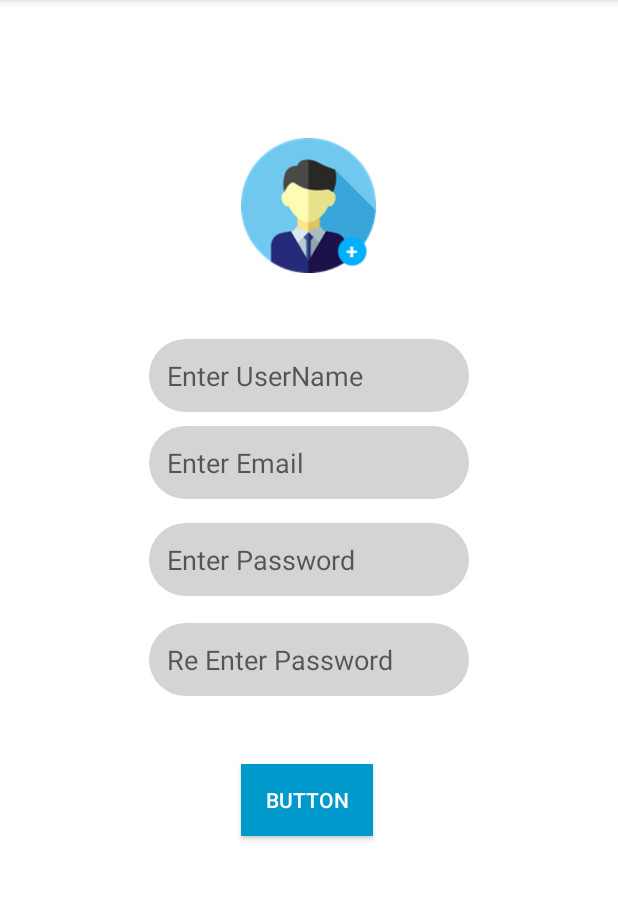
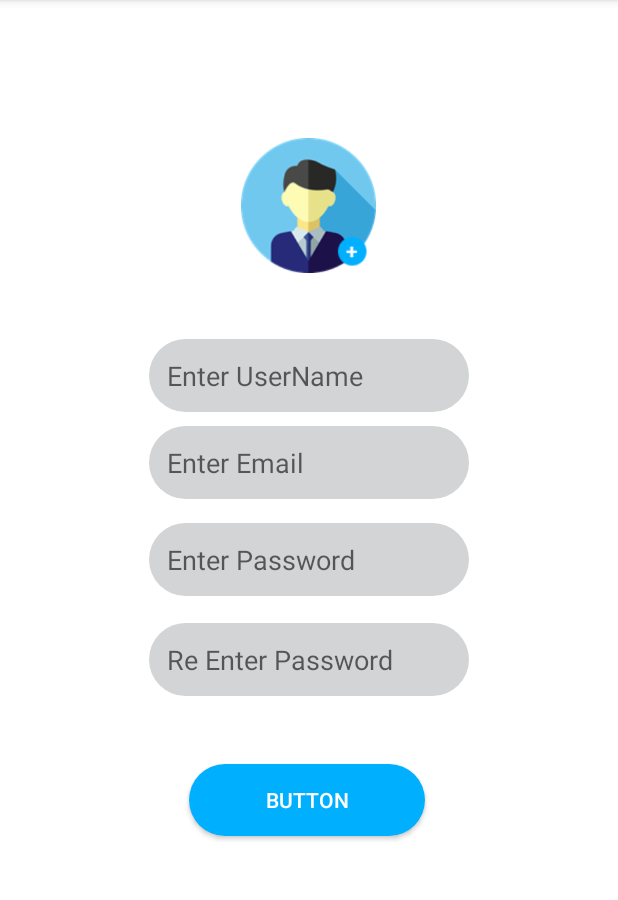
Before and after one commit to ruwanliyanage123/food-delivery-app, an Android app: the screen it shows after launch (RegisterActivity), on a phone screen of 412 x 824 dp, the part 84-984 px from its top. Run offline under Robolectric (Android 15) with nearby library versions, the phone set to English and light mode, and no system bars.

Commit message:
add reg_btn_style.xml and minor modifications of the registration form

```diff
--- /dev/null
+++ b/app/src/main/res/drawable/reg_btn_style.xml
@@ -0,0 +1,6 @@
+<?xml version="1.0" encoding="utf-8"?>
+<shape xmlns:android="http://schemas.android.com/apk/res/android">
+    <solid android:color="#00b0ff" />
+    <corners android:radius="32dp" />
+    <padding android:left="12dp" android:bottom="12dp" android:top="12dp" android:right="12dp" />
+</shape>
--- a/app/src/main/res/layout/activity_register.xml
+++ b/app/src/main/res/layout/activity_register.xml
@@ -42,7 +42,7 @@
         android:ems="10"
         android:hint="Enter UserName"
         android:inputType="textPersonName"
-        android:textColor="@color/colorPrimaryDark"
+        android:textColor="@color/colorPrimary"
         app:layout_constraintEnd_toEndOf="parent"
         app:layout_constraintStart_toStartOf="parent"
         app:layout_constraintTop_toBottomOf="@+id/imageView" />
@@ -60,7 +60,7 @@
         android:ems="10"
         android:hint="Enter Email"
         android:inputType="textPersonName"
-        android:textColor="@color/colorPrimaryDark"
+        android:textColor="@color/colorPrimary"
         app:layout_constraintBottom_toTopOf="@+id/guideline"
         app:layout_constraintEnd_toEndOf="parent"
         app:layout_constraintStart_toStartOf="parent"
@@ -80,7 +80,7 @@
         android:ems="10"
         android:hint="Enter Password"
         android:inputType="numberPassword"
-        android:textColor="@color/colorPrimaryDark"
+        android:textColor="@color/colorPrimary"
         app:layout_constraintEnd_toEndOf="parent"
         app:layout_constraintStart_toStartOf="parent"
         app:layout_constraintTop_toBottomOf="@+id/regMail" />
@@ -99,7 +99,7 @@
         android:ems="10"
         android:hint="Re Enter Password"
         android:inputType="numberPassword"
-        android:textColor="@color/colorPrimaryDark"
+        android:textColor="@color/colorPrimary"
         app:layout_constraintBottom_toBottomOf="parent"
         app:layout_constraintEnd_toEndOf="parent"
         app:layout_constraintStart_toStartOf="parent"
@@ -108,7 +108,7 @@
 
     <Button
         android:id="@+id/regButton"
-        android:layout_width="wrap_content"
+        android:layout_width="157dp"
         android:layout_height="wrap_content"
         android:layout_marginStart="8dp"
         android:layout_marginLeft="8dp"
@@ -116,7 +116,7 @@
         android:layout_marginEnd="8dp"
         android:layout_marginRight="8dp"
         android:layout_marginBottom="8dp"
-        android:background="@android:color/holo_blue_dark"
+        android:background="@drawable/reg_btn_style"
         android:shadowColor="@android:color/darker_gray"
         android:shadowDx="@android:integer/config_longAnimTime"
         android:text="Button"
--- a/app/src/main/res/values/colors.xml
+++ b/app/src/main/res/values/colors.xml
@@ -1,6 +1,6 @@
 <?xml version="1.0" encoding="utf-8"?>
 <resources>
     <color name="colorPrimary">#00b0ff</color>
-    <color name="colorPrimaryDark">#521EFC</color>
+    <color name="colorPrimaryDark">#00b0ff</color>
     <color name="colorAccent">#00b0ff</color>
 </resources>
```
